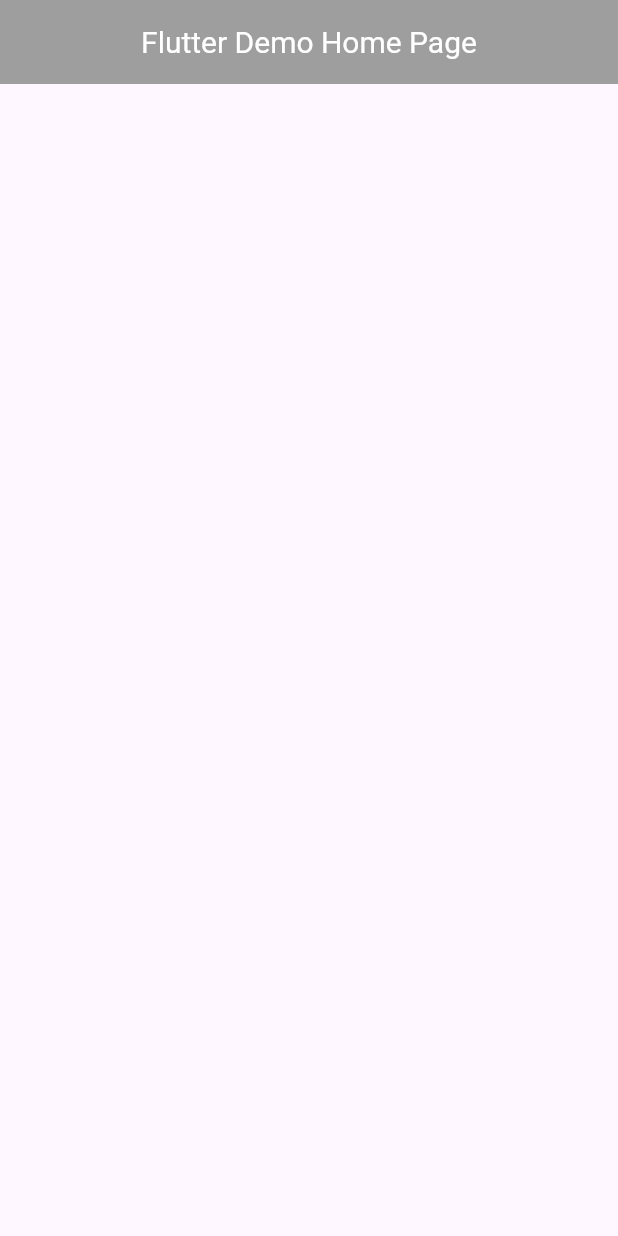
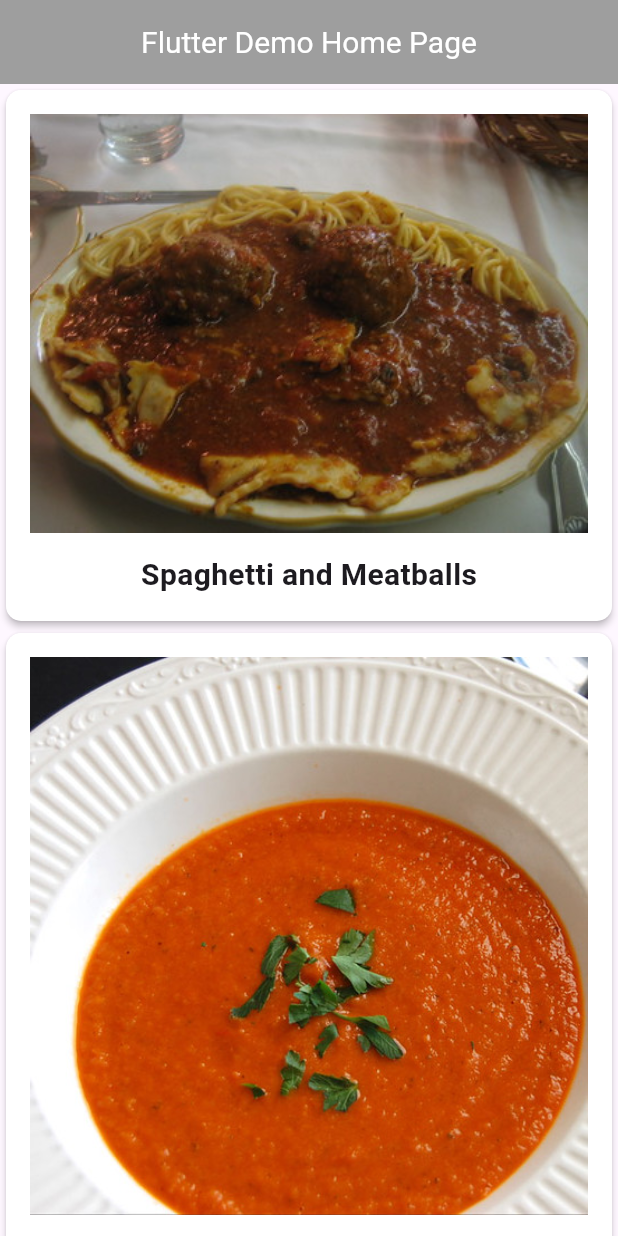
Before and after one commit to Cyonecoder/flutterRepractice, a Flutter app: the screen it shows after launch, on a phone screen of 412 x 824 dp. Run offline on Flutter 3.47's test engine with Material 3 defaults, Android fonts, the phone set to English and light mode, and no system bars; Roboto replaces fonts that are missing (Palatino).

Commit message:
adding recipe details with sliders portion

```diff
--- /dev/null
+++ b/lib/ingredient.dart
@@ -0,0 +1,11 @@
+class Ingredient{
+
+  double quantity;
+  String measure;
+  String name;
+
+  Ingredient(this.quantity, this.measure, this.name);
+
+
+
+}
--- a/lib/main.dart
+++ b/lib/main.dart
@@ -1,4 +1,6 @@
 import 'package:flutter/material.dart';
+import 'package:flutter_app/RecipeDetail.dart';
+import 'package:flutter_app/recipes.dart';
 
 void main() {
   runApp(const MyApp());
@@ -9,17 +11,18 @@ class MyApp extends StatelessWidget {
 
   // This widget is the root of your application.
   @override
-  Widget build(BuildContext context) {ThemeData theme = ThemeData();
+  Widget build(BuildContext context) {
+    ThemeData theme = ThemeData();
     return MaterialApp(
-
       title: 'Flutter Demo',
       theme: theme.copyWith(
-      appBarTheme: AppBarTheme(centerTitle: true,backgroundColor: Colors.grey,titleTextStyle: TextStyle(color: Colors.white,fontSize: 20)),
+          appBarTheme: AppBarTheme(
+              centerTitle: true,
+              backgroundColor: Colors.grey,
+              titleTextStyle: TextStyle(color: Colors.white, fontSize: 20)),
           colorScheme: ColorScheme.light(
             primary: Colors.black87,
             secondary: Colors.grey,
-
-
           )),
       home: const MyHomePage(title: 'Flutter Demo Home Page'),
     );
@@ -76,14 +79,44 @@ class _MyHomePageState extends State<MyHomePage> {
           // the App.build method, and use it to set our appbar title.
           title: Text(widget.title),
         ),
-      body:
-        // Center is a layout widget. It takes a single child and positions it
-        // in the middle of the parent.
-         Container(
+        body: ListView.builder(
+          itemCount: Recipe.samples.length,
+          itemBuilder: (BuildContext context, int index) {
+            return GestureDetector(
+                onTap: () {
+                  Navigator.push(context, MaterialPageRoute(builder: (context) {
+                    return Recipedetail(recipe: Recipe.samples[index]);
+                  }));
+                },
+                child: buildRecipeCard(Recipe.samples[index]));
+          },
+        )
 
-
-      ),
         // This trailing comma makes auto-formatting nicer for build methods.
         );
   }
+
+  Widget buildRecipeCard(Recipe recipe) {
+    return Card(
+      elevation: 2,
+      shape: RoundedRectangleBorder(borderRadius: BorderRadius.circular(10)),
+      child: Padding(
+          padding: const EdgeInsets.all(16),
+          child: Column(
+            children: [
+              Image(image: AssetImage(recipe.imageUrl)),
+              const SizedBox(
+                height: 14,
+              ),
+              Text(
+                recipe.label,
+                style: const TextStyle(
+                    fontSize: 20,
+                    fontWeight: FontWeight.w700,
+                    fontFamily: 'Palatino'),
+              )
+            ],
+          )),
+    );
   }
+}
--- /dev/null
+++ b/lib/recipes.dart
@@ -0,0 +1,42 @@
+import 'ingredient.dart';
+
+class Recipe {
+  String label;
+  String imageUrl;
+  int servings;
+
+  List<Ingredient> ingredients;
+
+  Recipe(this.label, this.imageUrl, this.servings, this.ingredients);
+
+  static List<Recipe> samples = [
+    Recipe('Spaghetti and Meatballs', 'assets/2126711929_ef763de2b3_w.jpg', 4, [
+      Ingredient(1, 'box', 'Spaghetti'),
+      Ingredient(1, '', 'Frozen Meatballs'),
+      Ingredient(1, 'jar', 'sauce'),
+    ]),
+    Recipe('Tomato Soup', 'assets/27729023535_a57606c1be.jpg', 2,
+        [Ingredient(1, 'can', 'Tomato soup')]),
+    Recipe('Grilled Cheese', 'assets/3187380632_5056654a19_b.jpg', 1, [
+      Ingredient(2, 'slices', 'Cheese'),
+      Ingredient(2, 'slices', 'Bread'),
+    ]),
+    Recipe(
+        'Chocolate Chip Cookies', 'assets/15992102771_b92f4cc00a_b.jpg', 24, [
+      Ingredient(1, 'cups', 'flour'),
+      Ingredient(1, 'cups', 'sugar'),
+      Ingredient(1, 'cups', 'chocolate chips')
+    ]),
+    Recipe('Taco Salad', 'assets/8533381643_a31a99e8a6_c.jpg', 1, [
+      Ingredient(4, 'oz', 'nachos'),
+      Ingredient(3, 'oz', 'taco meat'),
+      Ingredient(0.5, 'cup', 'cheese'),
+      Ingredient(0.25, 'cup', 'chopped tomatoes'),
+    ]),
+    Recipe('Hawaiian Pizza', 'assets/15452035777_294cefced5_c.jpg', 4,
+        [Ingredient(1, 'item', 'pizza'),
+          Ingredient(1, 'cup', 'pineapple'),
+          Ingredient(8, 'oz', 'ham')]),
+  ];
+}
+// TODO: Add Ingredient() here
--- a/pubspec.yaml
+++ b/pubspec.yaml
@@ -59,8 +59,8 @@ flutter:
   uses-material-design: true
 
   # To add assets to your application, add an assets section, like this:
-  # assets:
-  #   - images/a_dot_burr.jpeg
+  assets:
+     - assets/
   #   - images/a_dot_ham.jpeg
 
   # An image asset can refer to one or more resolution-specific "variants", see
```
Also changed, not shown: lib/RecipeDetail.dart (added, +62 -0 lines), assets/15452035777_294cefced5_c.jpg (added), assets/15992102771_b92f4cc00a_b.jpg (added), assets/2126711929_ef763de2b3_w.jpg (added), assets/27729023535_a57606c1be.jpg (added), assets/3187380632_5056654a19_b.jpg (added), assets/8533381643_a31a99e8a6_c.jpg (added). Lines whose indentation alone changed are shown as unchanged.
